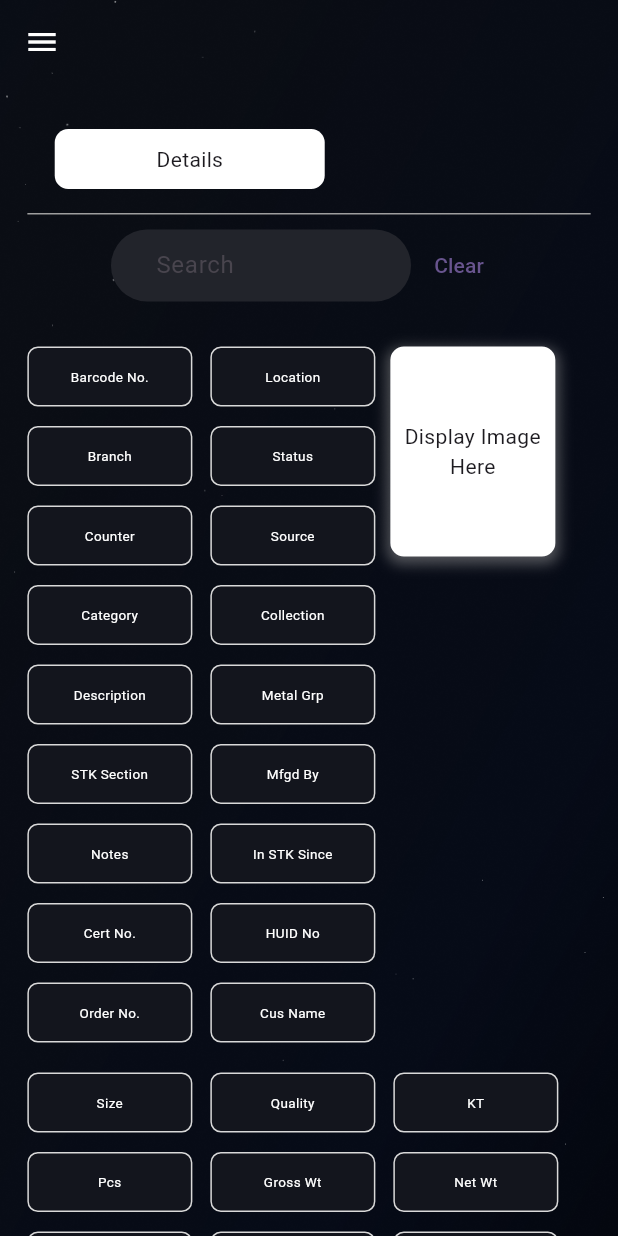
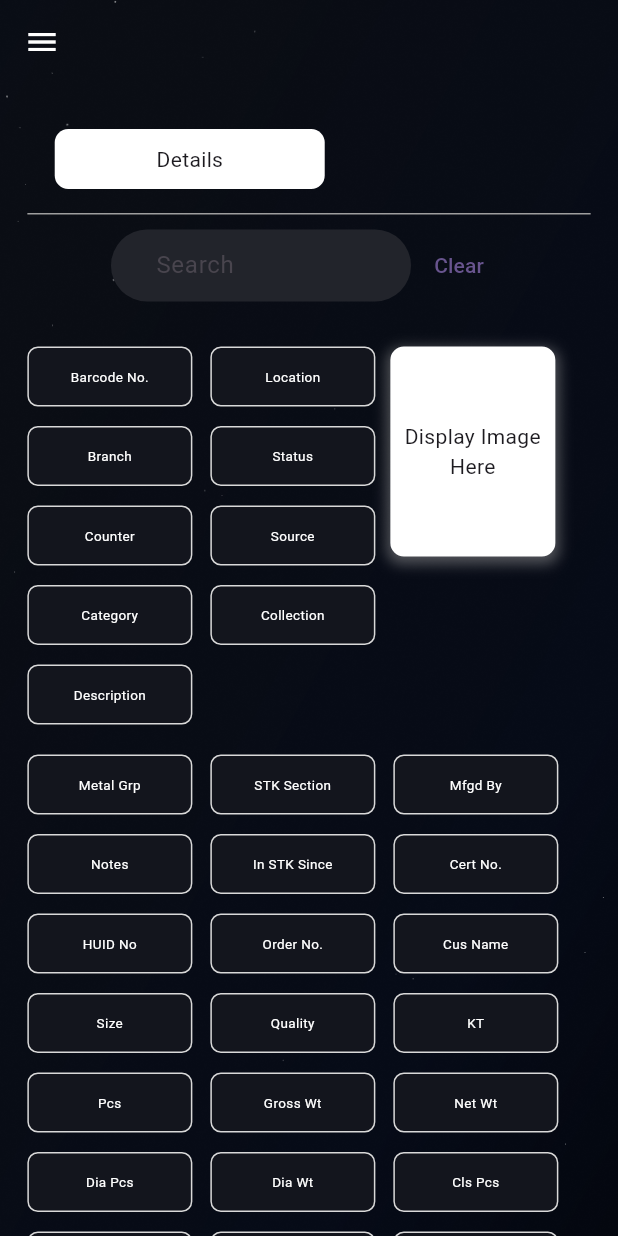
Before and after one commit to AdeebAbubacker/jewellery_mangement, a Flutter app: the screen it shows after launch, on a phone screen of 412 x 824 dp. Run offline on Flutter 3.47's test engine with Material 3 defaults, Android fonts, the phone set to English and light mode, and no system bars; our stand-ins replace bloc, firebase_core, flutter_bloc, freezed_annotation; accounts and stored records are empty.

Commit message:
Made some changes

```diff
--- a/lib/ui/screens/mobile/mobile_screen.dart
+++ b/lib/ui/screens/mobile/mobile_screen.dart
@@ -24,7 +24,6 @@ class MobileScreen extends StatelessWidget {
             crossAxisAlignment: CrossAxisAlignment.start,
             children: [
               const SizedBox(height: 80),
-
               const SizedBox(height: 6),
               Padding(
                 padding: EdgeInsets.only(left: outerPadding(context)),
@@ -107,7 +106,10 @@ class MobileScreen extends StatelessWidget {
                   if (state is Loading) {
                     return const Center(child: CircularProgressIndicator());
                   } else if (state is Loaded) {
-                    return Center(
+                    return Stack(
+                      children: [
+                        InitialDataMob(),
+                        Center(
                           child: Container(
                             width: 962,
                             decoration: BoxDecoration(
@@ -131,7 +133,8 @@ class MobileScreen extends StatelessWidget {
                                     child: ListTile(
                                       title: Text(
                                         barcode,
-                                    style: const TextStyle(color: Colors.white),
+                                        style: const TextStyle(
+                                            color: Colors.white),
                                       ),
                                     ),
                                   ),
@@ -139,6 +142,8 @@ class MobileScreen extends StatelessWidget {
                               },
                             ),
                           ),
+                        ),
+                      ],
                     );
                   } else if (state is DetailsLoaded) {
                     return Column(
@@ -175,24 +180,6 @@ class MobileScreen extends StatelessWidget {
                                       "Collection ${state.details.collection}"),
                                   ContentPillsMob(
                                       "Description ${state.details.description}"),
-                                  ContentPillsMob(
-                                      "Metal Grp ${state.details.metalGrp}"),
-                                  ContentPillsMob(
-                                      "STK Section ${state.details.stkSection}"),
-                                  ContentPillsMob(
-                                      "Mfgd By ${state.details.mfgdBy}"),
-                                  ContentPillsMob(
-                                      "Notes ${state.details.notes}"),
-                                  ContentPillsMob(
-                                      "In STK Since ${state.details.inStkSince}"),
-                                  ContentPillsMob(
-                                      "Cert No. ${state.details.certNo}"),
-                                  ContentPillsMob(
-                                      "HUID No. ${state.details.huidNo}"),
-                                  ContentPillsMob(
-                                      "Order No. ${state.details.orderNo}"),
-                                  ContentPillsMob(
-                                      "Cus Name ${state.details.cusName}"),
                                 ],
                               ),
                             ),
@@ -238,6 +225,20 @@ class MobileScreen extends StatelessWidget {
                           direction: Axis.horizontal,
                           alignment: WrapAlignment.start,
                           children: [
+                            ContentPillsMob(
+                                "Metal Grp ${state.details.metalGrp}"),
+                            ContentPillsMob(
+                                "STK Section ${state.details.stkSection}"),
+                            ContentPillsMob("Mfgd By ${state.details.mfgdBy}"),
+                            ContentPillsMob("Notes ${state.details.notes}"),
+                            ContentPillsMob(
+                                "In STK Since ${state.details.inStkSince}"),
+                            ContentPillsMob("Cert No. ${state.details.certNo}"),
+                            ContentPillsMob("HUID No. ${state.details.huidNo}"),
+                            ContentPillsMob(
+                                "Order No. ${state.details.orderNo}"),
+                            ContentPillsMob(
+                                "Cus Name ${state.details.cusName}"),
                             ContentPillsMob("Size ${state.details.size}"),
                             ContentPillsMob("Quality ${state.details.quality}"),
                             ContentPillsMob("KT ${state.details.kt}"),
@@ -284,8 +285,6 @@ class MobileScreen extends StatelessWidget {
                           sValue:
                               "${state.details.tableData?.map((e) => e.sValue).join(', ')}",
                         ),
-
-
                         const SizedBox(height: 30)
                       ],
                     );
--- a/lib/ui/screens/mobile/widgets/initial_data.dart
+++ b/lib/ui/screens/mobile/widgets/initial_data.dart
@@ -36,15 +36,6 @@ class InitialDataMob extends StatelessWidget {
                   ContentPillsMob("Category"),
                   ContentPillsMob("Collection"),
                   ContentPillsMob("Description"),
-                  ContentPillsMob("Metal Grp"),
-                  ContentPillsMob("STK Section"),
-                  ContentPillsMob("Mfgd By"),
-                  ContentPillsMob("Notes"),
-                  ContentPillsMob("In STK Since"),
-                  ContentPillsMob("Cert No."),
-                  ContentPillsMob("HUID No"),
-                  ContentPillsMob("Order No."),
-                  ContentPillsMob("Cus Name"),
                 ],
               ),
             ),
@@ -85,6 +76,15 @@ class InitialDataMob extends StatelessWidget {
           direction: Axis.horizontal,
           alignment: WrapAlignment.start,
           children: [
+            ContentPillsMob("Metal Grp"),
+            ContentPillsMob("STK Section"),
+            ContentPillsMob("Mfgd By"),
+            ContentPillsMob("Notes"),
+            ContentPillsMob("In STK Since"),
+            ContentPillsMob("Cert No."),
+            ContentPillsMob("HUID No"),
+            ContentPillsMob("Order No."),
+            ContentPillsMob("Cus Name"),
             ContentPillsMob("Size"),
             ContentPillsMob("Quality"),
             ContentPillsMob("KT"),
@@ -106,7 +106,6 @@ class InitialDataMob extends StatelessWidget {
           ],
         ),
         const SizedBox(height: 20),
-
         MyDataTable(
             lotDescription: "",
             group: "",
@@ -117,6 +116,7 @@ class InitialDataMob extends StatelessWidget {
             value: "",
             sRate: "",
             sValue: ""),
+        const SizedBox(height: 30)
       ],
     );
   }
--- a/lib/ui/screens/web/widgets/initial_data.dart
+++ b/lib/ui/screens/web/widgets/initial_data.dart
@@ -117,7 +117,7 @@ class InitialDataWeb extends StatelessWidget {
             value: "",
             sRate: "",
             sValue: ""),
-
+        const SizedBox(height: 90)
       ],
     );
   }
```
Also changed, not shown: lib/main.dart (+0 -15 lines), lib/ui/screens/tablet/tablet_screen.dart (+19 -12 lines), lib/ui/screens/tablet/widgets/initial_data.dart (+4 -4 lines), lib/ui/screens/web/web_screen.dart (+15 -9 lines), 1 other file. Lines whose indentation alone changed are shown as unchanged.
